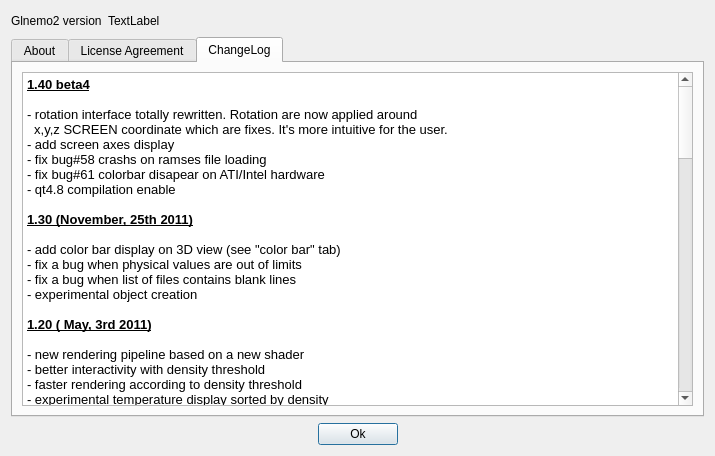
Before: the Qt Designer form src/formabout.ui in jcldc/glnemo2, drawn with Qt 5.
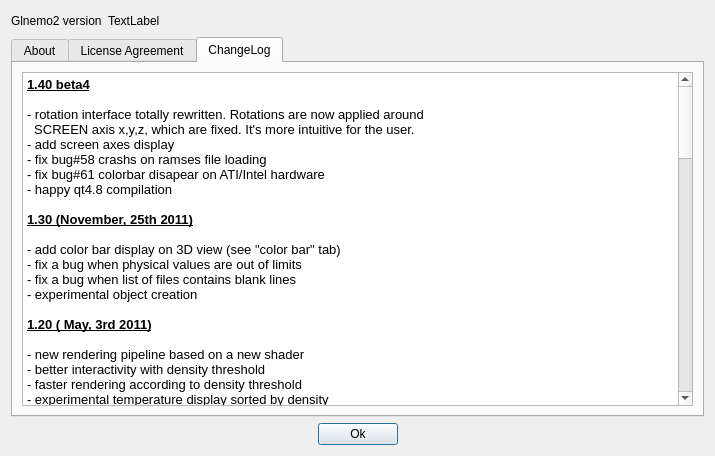
After: the same form once the commit is applied. Icons and pictures are not drawn.

```diff
--- a/src/formabout.ui
+++ b/src/formabout.ui
@@ -1059,12 +1059,12 @@
 &lt;td style=&quot;border: none;&quot;&gt;
 &lt;p style=&quot; margin-top:0px; margin-bottom:0px; margin-left:0px; margin-right:0px; -qt-block-indent:0; text-indent:0px;&quot;&gt;&lt;span style=&quot; font-size:10pt; font-weight:600; text-decoration: underline;&quot;&gt;1.40 beta4&lt;/span&gt;&lt;/p&gt;
 &lt;p style=&quot;-qt-paragraph-type:empty; margin-top:0px; margin-bottom:0px; margin-left:0px; margin-right:0px; -qt-block-indent:0; text-indent:0px; font-size:10pt;&quot;&gt;&lt;/p&gt;
-&lt;p style=&quot; margin-top:0px; margin-bottom:0px; margin-left:0px; margin-right:0px; -qt-block-indent:0; text-indent:0px;&quot;&gt;&lt;span style=&quot; font-size:10pt;&quot;&gt;- rotation interface totally rewritten. Rotation are now applied around&lt;/span&gt;&lt;/p&gt;
-&lt;p style=&quot; margin-top:0px; margin-bottom:0px; margin-left:0px; margin-right:0px; -qt-block-indent:0; text-indent:0px;&quot;&gt;&lt;span style=&quot; font-size:10pt;&quot;&gt;  x,y,z SCREEN coordinate which are fixes. It's more intuitive for the user.&lt;/span&gt;&lt;/p&gt;
+&lt;p style=&quot; margin-top:0px; margin-bottom:0px; margin-left:0px; margin-right:0px; -qt-block-indent:0; text-indent:0px;&quot;&gt;&lt;span style=&quot; font-size:10pt;&quot;&gt;- rotation interface totally rewritten. Rotations are now applied around&lt;/span&gt;&lt;/p&gt;
+&lt;p style=&quot; margin-top:0px; margin-bottom:0px; margin-left:0px; margin-right:0px; -qt-block-indent:0; text-indent:0px;&quot;&gt;&lt;span style=&quot; font-size:10pt;&quot;&gt;  SCREEN axis x,y,z, which are fixed. It's more intuitive for the user.&lt;/span&gt;&lt;/p&gt;
 &lt;p style=&quot; margin-top:0px; margin-bottom:0px; margin-left:0px; margin-right:0px; -qt-block-indent:0; text-indent:0px;&quot;&gt;&lt;span style=&quot; font-size:10pt;&quot;&gt;- add screen axes display&lt;/span&gt;&lt;/p&gt;
 &lt;p style=&quot; margin-top:0px; margin-bottom:0px; margin-left:0px; margin-right:0px; -qt-block-indent:0; text-indent:0px;&quot;&gt;&lt;span style=&quot; font-size:10pt;&quot;&gt;- fix bug#58 crashs on ramses file loading&lt;/span&gt;&lt;/p&gt;
 &lt;p style=&quot; margin-top:0px; margin-bottom:0px; margin-left:0px; margin-right:0px; -qt-block-indent:0; text-indent:0px;&quot;&gt;&lt;span style=&quot; font-size:10pt;&quot;&gt;- fix bug#61 colorbar disapear on ATI/Intel hardware&lt;/span&gt;&lt;/p&gt;
-&lt;p style=&quot; margin-top:0px; margin-bottom:0px; margin-left:0px; margin-right:0px; -qt-block-indent:0; text-indent:0px;&quot;&gt;&lt;span style=&quot; font-size:10pt;&quot;&gt;- qt4.8 compilation enable&lt;/span&gt;&lt;/p&gt;
+&lt;p style=&quot; margin-top:0px; margin-bottom:0px; margin-left:0px; margin-right:0px; -qt-block-indent:0; text-indent:0px;&quot;&gt;&lt;span style=&quot; font-size:10pt;&quot;&gt;- happy qt4.8 compilation&lt;/span&gt;&lt;/p&gt;
 &lt;p style=&quot;-qt-paragraph-type:empty; margin-top:0px; margin-bottom:0px; margin-left:0px; margin-right:0px; -qt-block-indent:0; text-indent:0px; font-size:10pt; font-weight:600; text-decoration: underline;&quot;&gt;&lt;/p&gt;
 &lt;p style=&quot; margin-top:0px; margin-bottom:0px; margin-left:0px; margin-right:0px; -qt-block-indent:0; text-indent:0px;&quot;&gt;&lt;span style=&quot; font-size:10pt; font-weight:600; text-decoration: underline;&quot;&gt;1.30 (November, 25th 2011)&lt;/span&gt;&lt;/p&gt;
 &lt;p style=&quot;-qt-paragraph-type:empty; margin-top:0px; margin-bottom:0px; margin-left:0px; margin-right:0px; -qt-block-indent:0; text-indent:0px; font-size:10pt;&quot;&gt;&lt;/p&gt;
```
Left out of the diff: 2 changed lines with no effect on the pictures.
